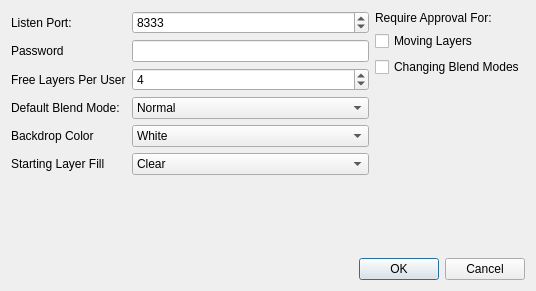
skitzycat/beedraw, file designer/HiveOptionsUi.ui: the form before one commit.
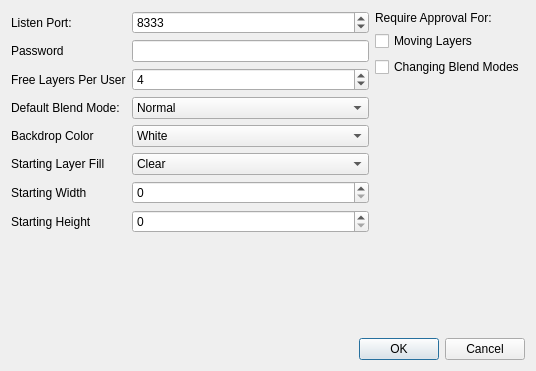
The form after the commit.

The edit to the form file:
```diff
--- a/designer/HiveOptionsUi.ui
+++ b/designer/HiveOptionsUi.ui
@@ -6,7 +6,7 @@
     <x>0</x>
     <y>0</y>
     <width>536</width>
-    <height>291</height>
+    <height>371</height>
    </rect>
   </property>
   <property name="windowTitle" >
@@ -114,6 +114,26 @@
            </item>
           </widget>
          </item>
+         <item row="6" column="0" >
+          <widget class="QLabel" name="label_8" >
+           <property name="text" >
+            <string>Starting Width</string>
+           </property>
+          </widget>
+         </item>
+         <item row="7" column="0" >
+          <widget class="QLabel" name="label_9" >
+           <property name="text" >
+            <string>Starting Height</string>
+           </property>
+          </widget>
+         </item>
+         <item row="6" column="1" >
+          <widget class="QSpinBox" name="spinBox" />
+         </item>
+         <item row="7" column="1" >
+          <widget class="QSpinBox" name="spinBox_2" />
+         </item>
         </layout>
        </item>
        <item>
```
